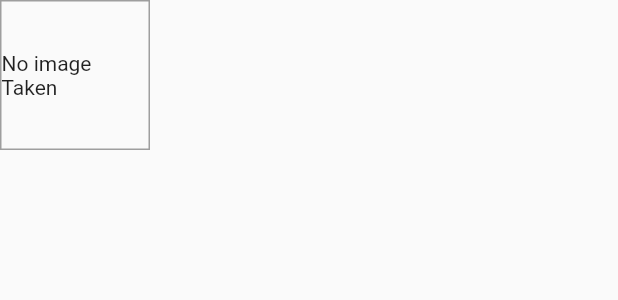
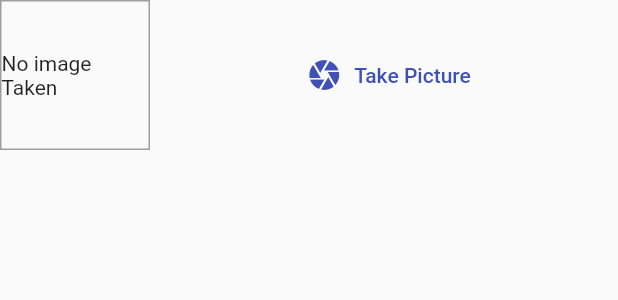
Before and after one commit to MiSteery/device_feature, a Flutter app: the ImageInput widget shown alone on an empty page, opened directly, on a phone screen of 412 x 824 dp. Shown: the top 300 px of the screen. Run offline on Flutter 3.47's test engine with Material 2 defaults, Android fonts, the phone set to English and light mode, and no system bars.

Commit message:
feat:Add button and sized box

```diff
--- a/lib/widgets/imgae_input.dart
+++ b/lib/widgets/imgae_input.dart
@@ -26,7 +26,18 @@ class _ImageInputState extends State<ImageInput> {
                   width: double.infinity,
                 )
               : Text('No image Taken'),
-              alignment: Alignment.center,
+          alignment: Alignment.center,
+        ),
+        SizedBox(
+          width: 10,
+        ),
+        Expanded(
+          child: FlatButton.icon(
+            icon: Icon(Icons.camera),
+            label: Text('Take Picture'),
+            textColor: Theme.of(context).primaryColor,
+            onPressed: (){},
+          ),
         ),
       ],
     );
```
